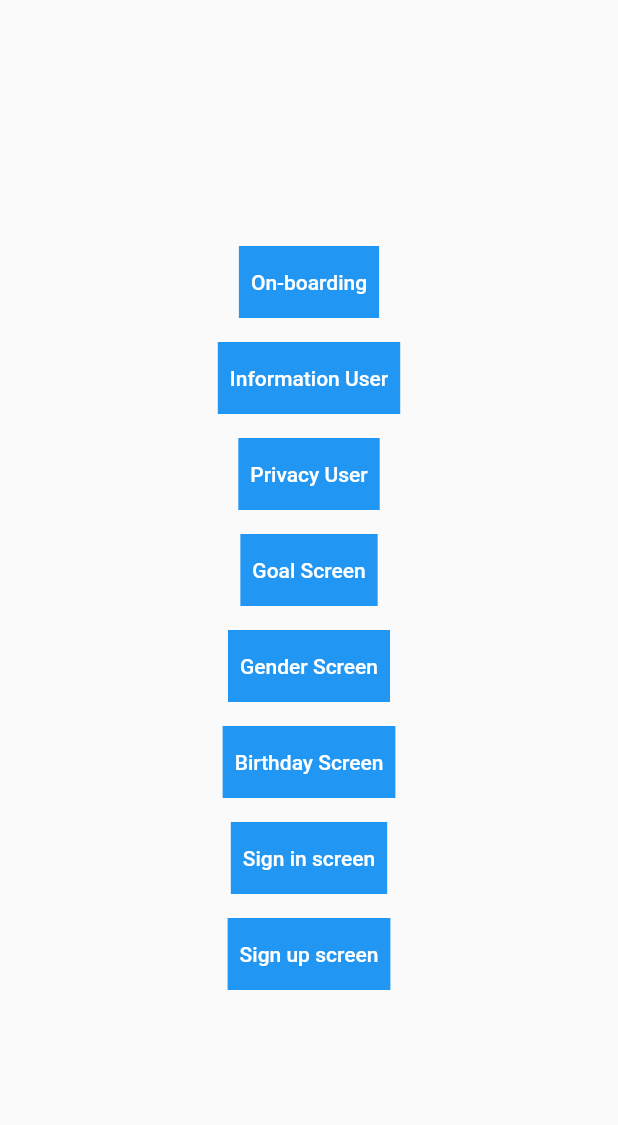
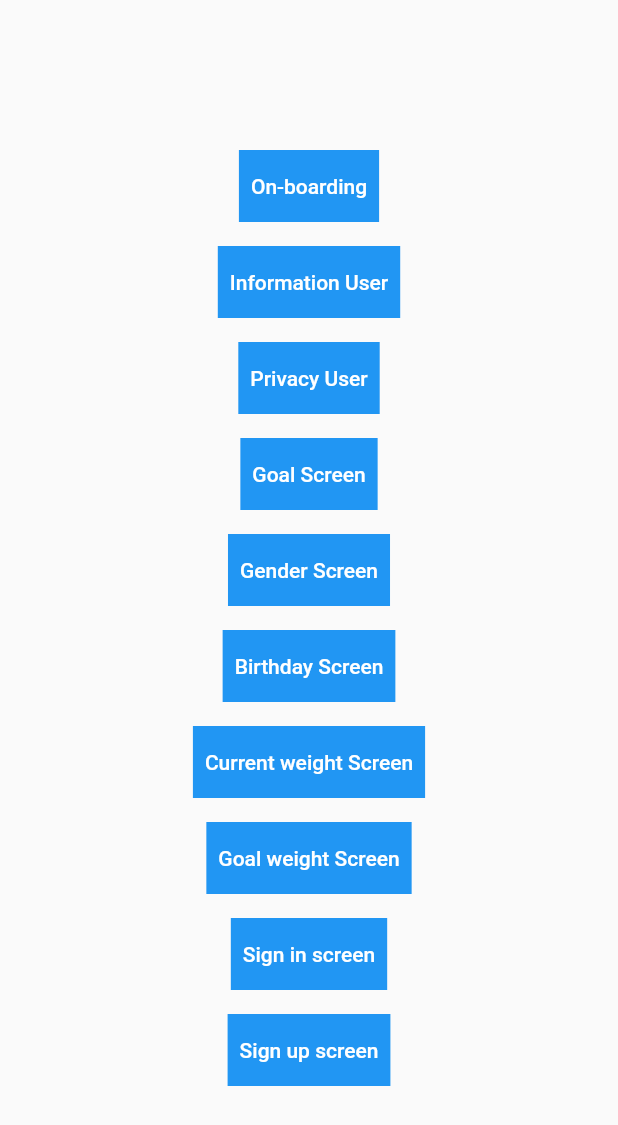
Before and after one commit to SonNguyen9720/plan_meal_app, a Flutter app: the screen it shows after launch, on a phone screen of 412 x 824 dp. Shown: the top 1125 px of the screen. Run offline on Flutter 3.47's test engine with Material 2 defaults, Android fonts, the phone set to English and light mode, and no system bars; our stand-ins replace bloc, carousel_slider, device_preview, equatable, flutter_bloc, flutter_secure_storage and 4 more; Roboto replaces fonts that are missing (Signika).

Commit message:
Temporatory add current weight

```diff
--- a/lib/config/routes.dart
+++ b/lib/config/routes.dart
@@ -11,6 +11,8 @@ import 'package:plan_meal_app/presentation/features/information_user/gender/cubi
 import 'package:plan_meal_app/presentation/features/information_user/gender/gender_screen.dart';
 import 'package:plan_meal_app/presentation/features/information_user/goal/bloc/goal_bloc.dart';
 import 'package:plan_meal_app/presentation/features/information_user/goal/goal_screen.dart';
+import 'package:plan_meal_app/presentation/features/information_user/goal_weight/cubit/goal_weight_cubit.dart';
+import 'package:plan_meal_app/presentation/features/information_user/goal_weight/goal_weight_screen.dart';
 import 'package:plan_meal_app/presentation/features/information_user/privacy/privacy_screen.dart';
 import 'package:plan_meal_app/presentation/features/list_feature.dart';
 
@@ -24,6 +26,7 @@ class PlanMealRoutes {
   static const informationUserGender = 'informationUserGender';
   static const informationUserBirthday = 'informationUserBirthday';
   static const informationUserCurrentWeight = 'informationUserCurrentWeight';
+  static const informationUserGoalWeight = 'informationUserGoalWeight';
   static const signIn = 'signIn';
   static const signUp = 'signUp';
 }
@@ -64,6 +67,13 @@ class Routers {
                   create: (context) => CurrentWeightCubit(),
                   child: CurrentWeight(user: user),
                 ));
+      case PlanMealRoutes.informationUserGoalWeight:
+        var user = settings.arguments as User;
+        return MaterialPageRoute(
+            builder: (_) => BlocProvider<GoalWeightCubit>(
+                  create: (context) => GoalWeightCubit(),
+                  child: GoalWeight(user: user),
+                ));
       default:
         return MaterialPageRoute(
             builder: (_) => Scaffold(
--- a/lib/presentation/features/information_user/goal_weight/cubit/goal_weight_cubit.dart
+++ b/lib/presentation/features/information_user/goal_weight/cubit/goal_weight_cubit.dart
@@ -6,4 +6,9 @@ part 'goal_weight_state.dart';
 
 class GoalWeightCubit extends Cubit<GoalWeightState> {
   GoalWeightCubit() : super(GoalWeightInitial());
+
+  void onNavigationButtonPressed(int goalWeight, User user) {
+    var newUser = user.copyWith(goalWeight: goalWeight);
+    emit(GoalWeightStoraged(newUser));
+  }
 }
--- a/lib/presentation/features/list_feature.dart
+++ b/lib/presentation/features/list_feature.dart
@@ -12,9 +12,14 @@ class ListFeatures extends StatelessWidget {
         child: SingleChildScrollView(
           child: Column(
             children: [
+              //On-boarding button
               buildButton(context, "On-boarding", PlanMealRoutes.onboard),
+
+              //Information User
               buildButton(context, "Information User",
                   PlanMealRoutes.informationUserName),
+
+              //privacy
               Padding(
                 padding: const EdgeInsets.all(8.0),
                 child: Container(
@@ -31,6 +36,8 @@ class ListFeatures extends StatelessWidget {
                       )),
                 ),
               ),
+
+              //goal
               Padding(
                 padding: const EdgeInsets.all(8.0),
                 child: Container(
@@ -48,6 +55,8 @@ class ListFeatures extends StatelessWidget {
                       )),
                 ),
               ),
+
+              //gender
               Padding(
                 padding: const EdgeInsets.all(8.0),
                 child: Container(
@@ -65,6 +74,8 @@ class ListFeatures extends StatelessWidget {
                       )),
                 ),
               ),
+
+              //birthday
               Padding(
                 padding: const EdgeInsets.all(8.0),
                 child: Container(
@@ -82,6 +93,46 @@ class ListFeatures extends StatelessWidget {
                       )),
                 ),
               ),
+
+              //current weight
+              Padding(
+                padding: const EdgeInsets.all(8.0),
+                child: Container(
+                  color: Colors.blue,
+                  child: TextButton(
+                      onPressed: () {
+                        Navigator.of(context).pushNamed(
+                          PlanMealRoutes.informationUserCurrentWeight,
+                          arguments: User(name: "Son"),
+                        );
+                      },
+                      child: const Text(
+                        "Current weight Screen",
+                        style: TextStyle(color: Colors.white),
+                      )),
+                ),
+              ),
+
+              //goal weight
+              Padding(
+                padding: const EdgeInsets.all(8.0),
+                child: Container(
+                  color: Colors.blue,
+                  child: TextButton(
+                      onPressed: () {
+                        Navigator.of(context).pushNamed(
+                          PlanMealRoutes.informationUserGoalWeight,
+                          arguments: User(name: "Son"),
+                        );
+                      },
+                      child: const Text(
+                        "Goal weight Screen",
+                        style: TextStyle(color: Colors.white),
+                      )),
+                ),
+              ),
+
+              //sign in
               Padding(
                 padding: const EdgeInsets.all(8.0),
                 child: Container(
@@ -98,6 +149,8 @@ class ListFeatures extends StatelessWidget {
                       )),
                 ),
               ),
+
+              //sign up
               Padding(
                 padding: const EdgeInsets.all(8.0),
                 child: Container(
```
Also changed, not shown: lib/presentation/features/information_user/current_weight/current_weight_screen.dart (+45 -8 lines), lib/presentation/features/information_user/goal_weight/goal_weight_screen.dart (added, +15 -0 lines).
